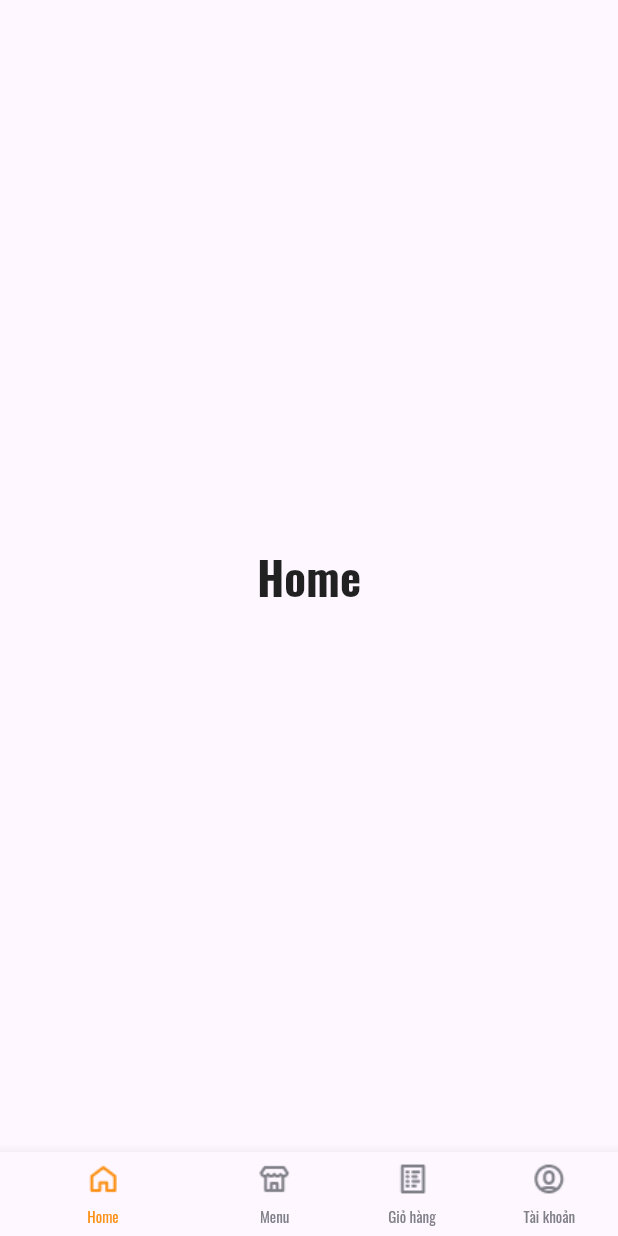
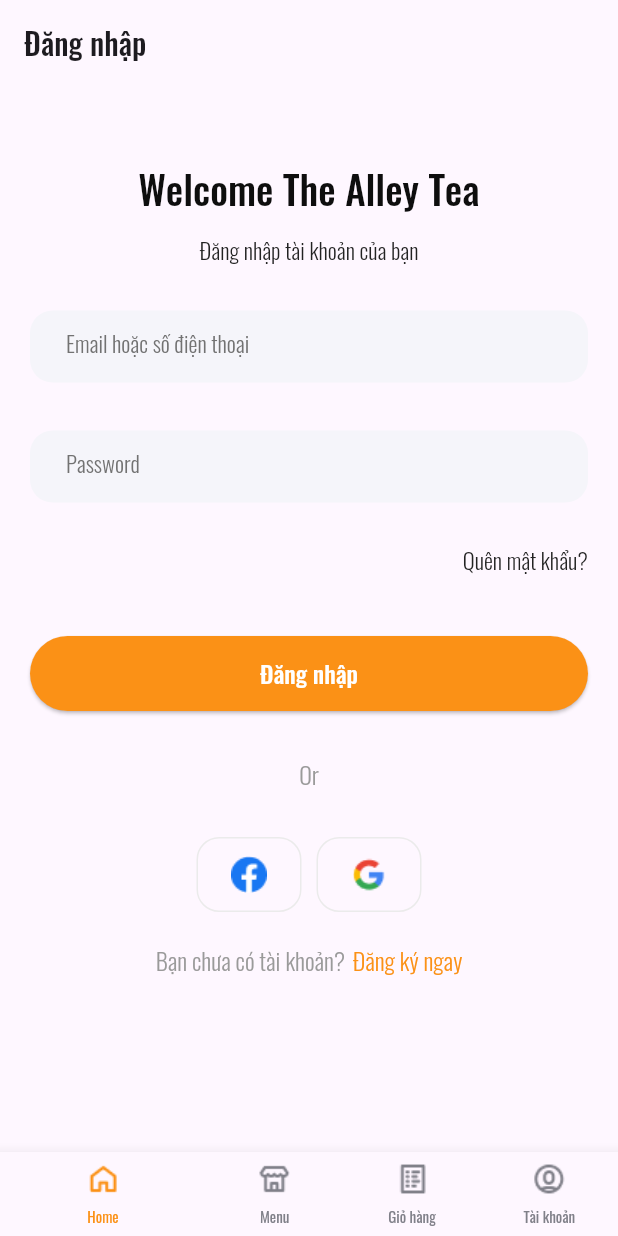
Before and after one commit to DTN94/mikltea, a Flutter app: the screen it shows after launch, on a phone screen of 412 x 824 dp. Run offline on Flutter 3.47's test engine with Material 2 defaults, Android fonts, the phone set to English and light mode, and no system bars; our stand-ins replace cached_network_image, carousel_slider, dio, flutter_svg, font_awesome_flutter, google_fonts.

Commit message:
24/2/2023

```diff
--- /dev/null
+++ b/lib/constants/api_user_constant.dart
@@ -0,0 +1,18 @@
+import 'package:dio/dio.dart';
+import 'package:mikltea/models/api_user_model.dart';
+
+class UserConstant {
+  static const String BASE_URL = "https://api.escuelajs.co/api/v1/users/1";
+  static Future<UserModel> LoginUser(String email, String password) async {
+    try {
+      Response response = await Dio().post(BASE_URL, data: {
+          'email': email,
+          'password': password
+        },
+      );
+      return response.data;
+    } on DioError catch (e) {
+      return e.response!.data;
+    }
+  }
+}
--- /dev/null
+++ b/lib/models/api_user_model.dart
@@ -0,0 +1,66 @@
+class UserModel {
+  UserModel({
+    this.id,
+    this.email,
+    this.password,
+    this.name,
+    this.role,
+    this.avatar,
+    this.creationAt,
+    this.updatedAt,
+  });
+
+  UserModel.fromJson(dynamic json) {
+    id = json['id'];
+    email = json['email'];
+    password = json['password'];
+    name = json['name'];
+    role = json['role'];
+    avatar = json['avatar'];
+    creationAt = json['creationAt'];
+    updatedAt = json['updatedAt'];
+  }
+
+  num? id;
+  String? email;
+  String? password;
+  String? name;
+  String? role;
+  String? avatar;
+  String? creationAt;
+  String? updatedAt;
+
+  UserModel copyWith({
+    num? id,
+    String? email,
+    String? password,
+    String? name,
+    String? role,
+    String? avatar,
+    String? creationAt,
+    String? updatedAt,
+  }) =>
+      UserModel(
+        id: id ?? this.id,
+        email: email ?? this.email,
+        password: password ?? this.password,
+        name: name ?? this.name,
+        role: role ?? this.role,
+        avatar: avatar ?? this.avatar,
+        creationAt: creationAt ?? this.creationAt,
+        updatedAt: updatedAt ?? this.updatedAt,
+      );
+
+  Map<String, dynamic> toJson() {
+    final map = <String, dynamic>{};
+    map['id'] = id;
+    map['email'] = email;
+    map['password'] = password;
+    map['name'] = name;
+    map['role'] = role;
+    map['avatar'] = avatar;
+    map['creationAt'] = creationAt;
+    map['updatedAt'] = updatedAt;
+    return map;
+  }
+}
--- /dev/null
+++ b/lib/screens/account/screens/login_screen.dart
@@ -0,0 +1,230 @@
+import 'package:flutter/material.dart';
+import 'package:flutter_svg/svg.dart';
+
+import '../../../constants/api_user_constant.dart';
+
+
+class Login extends StatefulWidget {
+  const Login({super.key});
+
+  @override
+  State<Login> createState() => _LoginState();
+}
+
+class _LoginState extends State<Login> {
+  final TextEditingController _email = TextEditingController();
+  final TextEditingController _password = TextEditingController();
+
+  @override
+  Widget build(BuildContext context) {
+    return Scaffold(
+      extendBodyBehindAppBar: false,
+      appBar: AppBar(
+        title: const Text("Đăng nhập"),
+      ),
+      body: SingleChildScrollView(
+        child: Padding(
+          padding: const EdgeInsets.all(20),
+          child: Column(
+            children: [
+              const SizedBox(height: 30),
+              const Text(
+                'Welcome The Alley Tea',
+                style: TextStyle(fontFamily: 'Oswald', fontSize: 26, color: Color(0xff0E0E0E), fontWeight: FontWeight.w500),
+                textAlign: TextAlign.center,
+              ),
+              const SizedBox(height: 10),
+              const Text(
+                'Đăng nhập tài khoản của bạn',
+                style: TextStyle(fontFamily: 'Oswald', fontSize: 15, color: Color(0xff222222), fontWeight: FontWeight.w300),
+                textAlign: TextAlign.center,
+              ),
+              const SizedBox(height: 30),
+              SizedBox(
+                height: 50,
+                child: TextField(
+                  controller: _email,
+                  decoration: InputDecoration(
+                    filled: true,
+                    border: OutlineInputBorder(
+                      borderSide: BorderSide.none,
+                      borderRadius: BorderRadius.circular(15),
+                    ),
+                    contentPadding: const EdgeInsets.only(left: 20, right: 20),
+                    fillColor: const Color(0xffF5F5FA),
+                    labelText: 'Email hoặc số điện thoại',
+                    hintText: 'Nhập Email hoặc số điện thoại',
+                    labelStyle: const TextStyle(fontFamily: 'Oswald', fontSize: 15, color: Color(0xff727272), fontWeight: FontWeight.w300),
+                    hintStyle: const TextStyle(fontFamily: 'Oswald', fontSize: 13, color: Color.fromARGB(174, 114, 114, 114), fontWeight: FontWeight.w300),
+                  ),
+                ),
+              ),
+              const SizedBox(height: 30),
+              SizedBox(
+                height: 50,
+                child: TextField(
+                  obscureText: true,
+                  controller: _password,
+                  decoration: InputDecoration(
+                    filled: true,
+                    border: OutlineInputBorder(
+                      borderSide: BorderSide.none,
+                      borderRadius: BorderRadius.circular(15),
+                    ),
+                    contentPadding: const EdgeInsets.only(left: 20, right: 20),
+                    fillColor: const Color(0xffF5F5FA),
+                    labelText: 'Password',
+                    hintText: 'Nhập Password',
+                    labelStyle: const TextStyle(fontFamily: 'Oswald', fontSize: 15, color: Color(0xff727272), fontWeight: FontWeight.w300),
+                    hintStyle: const TextStyle(fontFamily: 'Oswald', fontSize: 13, color: Color.fromARGB(174, 114, 114, 114), fontWeight: FontWeight.w300),
+                  ),
+                ),
+              ),
+              const SizedBox(height: 25),
+              Align(
+                alignment: Alignment.centerRight,
+                child: GestureDetector(
+                  onTap: () {
+
+                  },
+                  child: const Text(
+                    'Quên mật khẩu?',
+                    style: TextStyle(fontFamily: 'Oswald', fontSize: 15, color: Color(0xff222222), fontWeight: FontWeight.w300),
+                  ),
+                ),
+              ),
+              const SizedBox(height: 40),
+              SizedBox(
+                width: double.infinity,
+                height: 50,
+                child: ElevatedButton(
+                  onPressed: () {
+                    setState(() {
+                      UserConstant.LoginUser(_email.text.toString(), _password.text.toString());
+                    });
+                  },
+                  style: ElevatedButton.styleFrom(
+                    shape: RoundedRectangleBorder(
+                      borderRadius: BorderRadius.circular(50),
+                    ),
+                    backgroundColor: const Color(0xffFB9116),
+                  ),
+                  child: const Text('Đăng nhập', style: TextStyle(fontFamily: 'Oswald', fontSize: 16, color: Colors.white)),
+                ),
+              ),
+              const SizedBox(height: 30),
+              const Text(
+                'Or',
+                style: TextStyle(fontFamily: 'Oswald', fontSize: 16, color: Color(0xff9A9A9A), fontWeight: FontWeight.w300),
+              ),
+              const SizedBox(height: 30),
+              Row(
+                crossAxisAlignment: CrossAxisAlignment.center,
+                mainAxisAlignment: MainAxisAlignment.center,
+                children: [
+                  GestureDetector(
+                    onTap: () {
+                      final snackBar = SnackBar(
+                        content: const Text('Facebook'),
+                        action: SnackBarAction(
+                          label: 'Ok',
+                          onPressed: () {},
+                        ),
+                      );
+
+                      ScaffoldMessenger.of(context).showSnackBar(snackBar);
+                    },
+                    child: Container(
+                      width: 70,
+                      height: 50,
+                      decoration: BoxDecoration(borderRadius: BorderRadius.circular(15.0), border: Border.all(color: const Color(0xffEBEBEB), width: 1)),
+                      child: ClipRRect(
+                        borderRadius: BorderRadius.circular(20.0),
+                        child: Image.asset(
+                          'assets/images/fb.png',
+                          width: 24,
+                          height: 24,
+                          fit: BoxFit.none,
+                        ),
+                      ),
+                    ),
+                  ),
+                  const SizedBox(width: 10),
+                  GestureDetector(
+                    onTap: () {
+                      final snackBar = SnackBar(
+                        content: const Text('Gmail'),
+                        action: SnackBarAction(
+                          label: 'Ok',
+                          onPressed: () {},
+                        ),
+                      );
+
+                      ScaffoldMessenger.of(context).showSnackBar(snackBar);
+                    },
+                    child: Container(
+                      width: 70,
+                      height: 50,
+                      decoration: BoxDecoration(borderRadius: BorderRadius.circular(15.0), border: Border.all(color: const Color(0xffEBEBEB), width: 1)),
+                      child: ClipRRect(
+                        borderRadius: BorderRadius.circular(20.0),
+                        child: Image.asset(
+                          'assets/images/gg.png',
+                          width: 24,
+                          height: 24,
+                          fit: BoxFit.none,
+                        ),
+                      ),
+                    ),
+                  ),
+                ],
+              ),
+              const SizedBox(height: 20),
+              Row(
+                crossAxisAlignment: CrossAxisAlignment.center,
+                mainAxisAlignment: MainAxisAlignment.center,
+                children: [
+                  const Text(
+                    'Bạn chưa có tài khoản?',
+                    style: TextStyle(fontFamily: 'Oswald', fontSize: 16, color: Color(0xff9A9A9A), fontWeight: FontWeight.w300),
+                  ),
+                  const SizedBox(width: 5),
+                  GestureDetector(
+                    onTap: () {
+
+                    },
+                    child: const Text(
+                      'Đăng ký ngay',
+                      style: TextStyle(fontFamily: 'Oswald', fontSize: 16, color: Color(0xffFB9116), fontWeight: FontWeight.w300),
+                    ),
+                  ),
+                ],
+              )
+            ],
+          ),
+        ),
+      ),
+    );
+  }
+
+  AppBar appBar() {
+    return AppBar(
+      backgroundColor: Colors.transparent,
+      elevation: 0,
+      leading: GestureDetector(
+        onTap: () => Navigator.of(context).pop(),
+        child: Container(
+          margin: const EdgeInsets.all(10),
+          decoration: BoxDecoration(color: const Color(0xffFFFFFF), borderRadius: BorderRadius.circular(10)),
+          alignment: Alignment.center,
+          child: SvgPicture.asset(
+            'assets/images/Arrow - Left.svg',
+            width: 20,
+            height: 20,
+          ),
+        ),
+      ),
+    );
+  }
+
+}
--- a/lib/screens/index.dart
+++ b/lib/screens/index.dart
@@ -1,4 +1,5 @@
 import 'package:flutter/material.dart';
+import 'package:mikltea/screens/account/screens/login_screen.dart';
 import 'package:mikltea/screens/product/screens/product_screen.dart';
 
 import 'order/screens/order_screen.dart';
@@ -14,10 +15,7 @@
   int _selectedIndex = 0;
 
   static const List<Widget> _widgetOptions = [
-    Text(
-      'Home',
-      style: TextStyle(fontSize: 30, fontWeight: FontWeight.bold),
-    ),
+    Login(),
     ProductScreen(),
     Order(),
     Text(
--- a/pubspec.yaml
+++ b/pubspec.yaml
@@ -44,6 +44,7 @@
   cached_network_image: ^3.2.3
   carousel_slider: ^4.2.1
   font_awesome_flutter: ^10.4.0
+  flutter_svg: ^2.0.2
 
 dev_dependencies:
   flutter_test:
```
Also changed, not shown: assets/images/fb.png (added), assets/images/gg.png (added), pubspec.lock.
